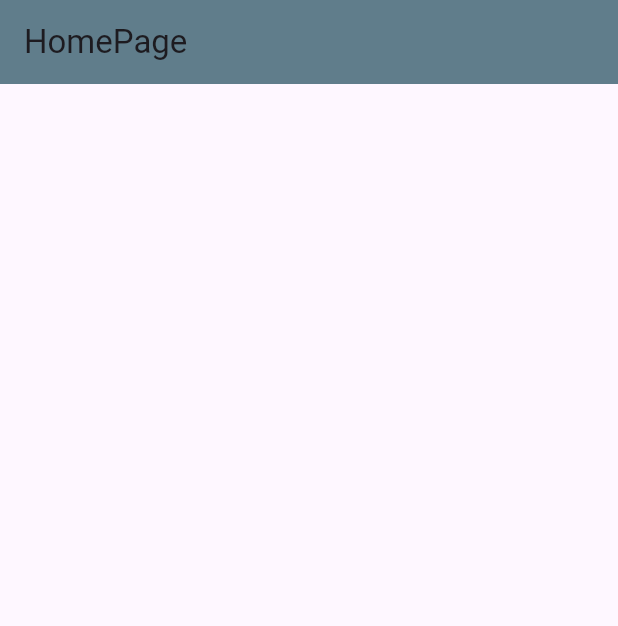
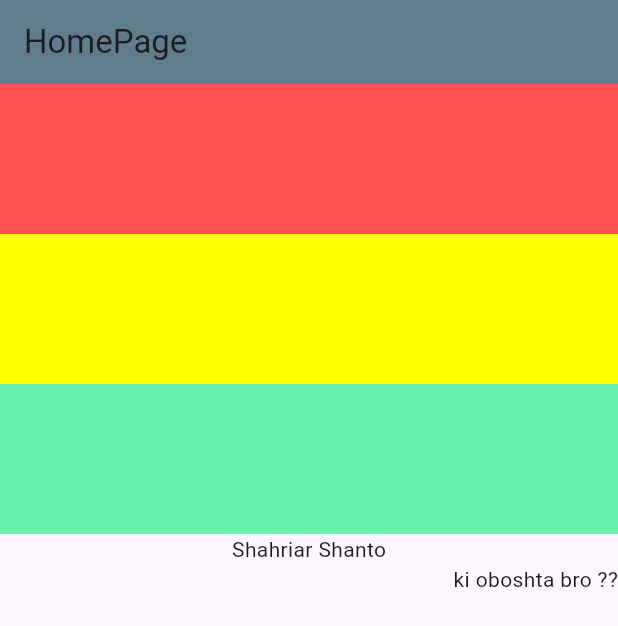
Before and after one commit to ShantoGUB567/Flutter, a Flutter app: the screen it shows after launch, on a phone screen of 412 x 824 dp. Shown: the top 626 px of the screen. Run offline on Flutter 3.47's test engine with Material 3 defaults, Android fonts, the phone set to English and light mode, and no system bars.

Commit message:
update file

```diff
--- a/new_app_2/lib/main.dart
+++ b/new_app_2/lib/main.dart
@@ -21,6 +21,50 @@ class HomeActivity extends StatelessWidget {
     return Scaffold(
       appBar: AppBar(title: Text("HomePage"), backgroundColor: Colors.blueGrey,),
 
+      //For understanding Container Property
+      // body: Center(
+      //   child: Container(
+      //     height: 200,
+      //     width: 200,
+      //     alignment: Alignment.center,
+      //     decoration: BoxDecoration(
+      //         color: Colors.orangeAccent,
+      //         border: Border.all(color: Colors.black, style: BorderStyle.solid),
+      //         // borderRadius: BorderRadius.circular(20),
+      //         boxShadow: [
+      //           BoxShadow(
+      //             blurRadius: 30,
+      //             color: Colors.grey,
+      //             spreadRadius: 20,
+      //             offset: Offset(20, 20),
+      //           )
+      //         ] ,
+      //       shape: BoxShape.circle,
+      //     ),
+      //     // constraints: BoxConstraints(),
+      //     // transform: Matrix4.rotationX(10.0),
+      //     child: Text("Hello Shanto"),
+      //   ),
+      // ),
+
+      body: Column(
+        children: [
+          Flexible(child: Container(color: Colors.redAccent, height: 100,)),
+          Flexible(flex: 2 , child: Container(color: Colors.yellowAccent, height: 100,)),
+          // Spacer(),
+          Flexible(child: Container(color: Colors.greenAccent, height: 100,)),
+          Center(
+            // heightFactor: 10,
+            // widthFactor: 5,
+            child: Text("Shahriar Shanto"),
+          ),
+          Align(
+            alignment: Alignment.topRight,
+            child: Text("ki oboshta bro ??"),
+          ),
+
+        ],
+      ),
     );
   }
 }
```
